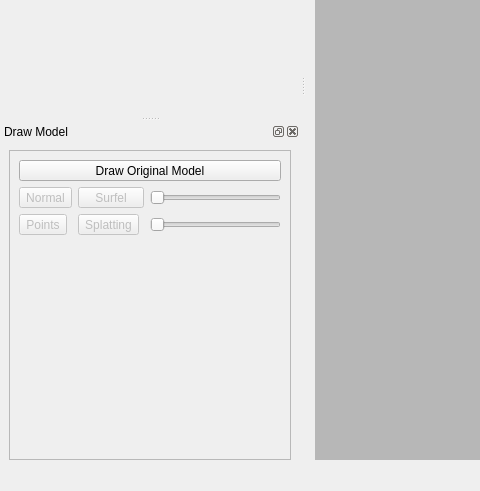
Before: the Qt Designer form lodpbr/Qt/UI/lodpbr.ui in duststorm/lodpbr, drawn with Qt 5; both pictures show x 0 to 480 and y 336 to 827 of the 1088 by 827 pixel window.
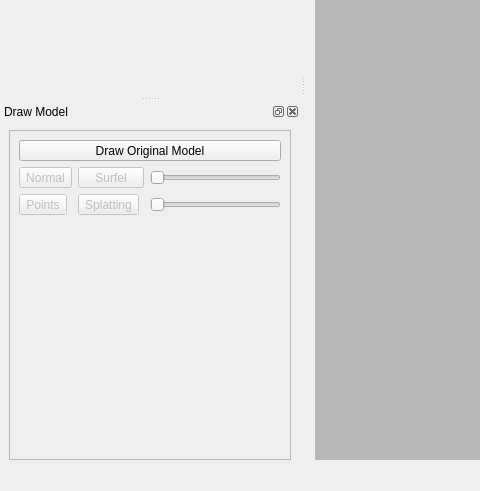
After: the same form once the commit is applied.

What changed in the file:
```diff
--- a/lodpbr/Qt/UI/lodpbr.ui
+++ b/lodpbr/Qt/UI/lodpbr.ui
@@ -681,7 +681,7 @@
    <property name="minimumSize">
     <size>
      <width>300</width>
-     <height>250</height>
+     <height>278</height>
     </size>
    </property>
    <property name="allowedAreas">
```
